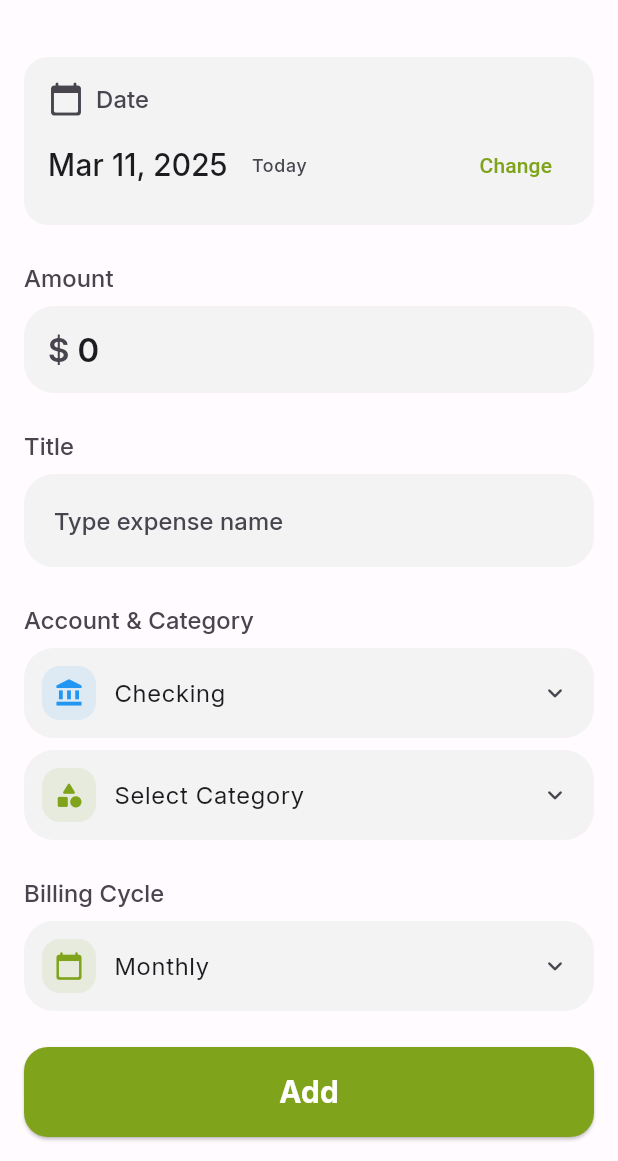
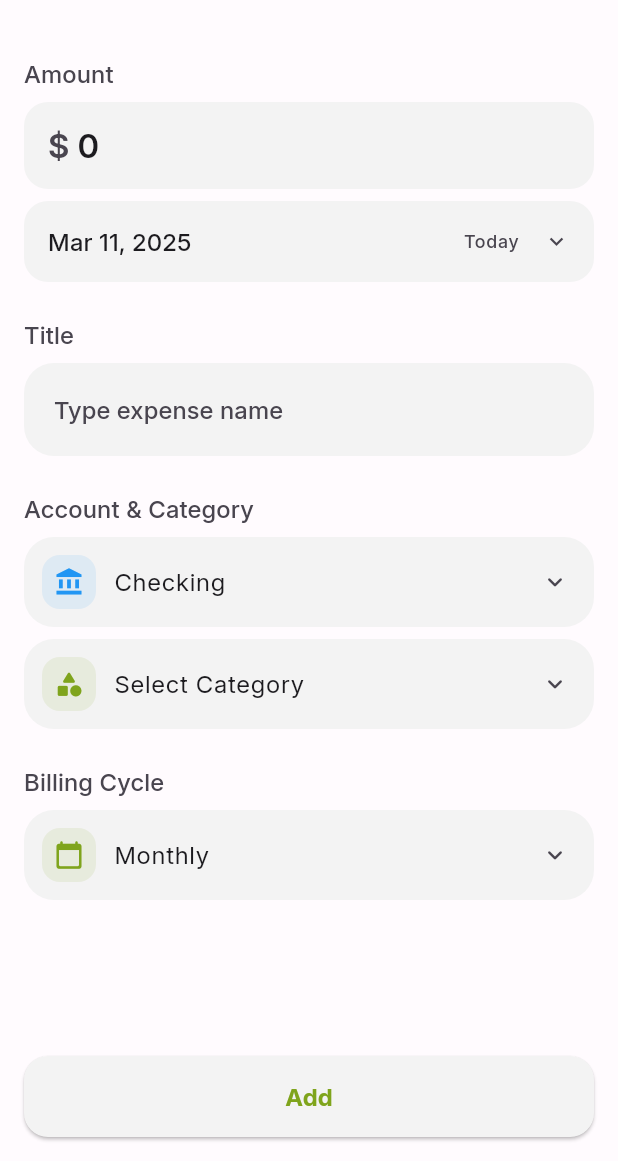
Before and after one commit to 0x6762/kiwi-spending-tracker, a Flutter app: the AddExpenseDialog screen opened directly with empty values, on a phone screen of 412 x 824 dp, the part 75-1236 px from its top. Run offline on Flutter 3.47's test engine with Material 3 defaults, Android fonts, the phone set to English and light mode, and no system bars; our stand-ins replace drift, fl_chart, flutter_svg, package_info_plus, permission_handler, shared_preferences and 1 more; accounts and stored records are empty; generated files the repository leaves out were written again.

Commit message:
Adjust add expense dialog

```diff
--- a/lib/widgets/dialogs/add_expense_dialog.dart
+++ b/lib/widgets/dialogs/add_expense_dialog.dart
@@ -1,5 +1,6 @@
 import 'package:flutter/material.dart';
 import 'package:flutter/services.dart';
+import 'package:flutter_svg/flutter_svg.dart';
 import 'package:uuid/uuid.dart';
 import '../../models/expense.dart';
 import '../../models/expense_category.dart';
@@ -78,6 +79,9 @@ class _AddExpenseDialogState extends State<AddExpenseDialog> {
       _loadCategory(widget.expense!.categoryId);
       _loadAccount(widget.expense!.accountId);
     } else {
+      // For new expenses, initialize with default values
+      _amountController.text = '0'; // Will be cleared on tap
+
       // Load default account
       _loadAccount(_selectedAccountId);
       // Initialize fixed expense checkbox based on the provided type
@@ -347,10 +351,66 @@ class _AddExpenseDialogState extends State<AddExpenseDialog> {
     }
   }
 
-  void _onFixedExpenseChanged(bool? value) {
-    setState(() {
-      _isFixedExpense = value ?? false;
-    });
+  void _onFixedExpenseChanged(bool value) {
+    // Define the colors for expense types
+    final fixedExpenseColor = const Color(0xFFCF5825); // Orange
+    final variableExpenseColor = const Color(0xFF8056E4); // Purple
+
+    // Instead of directly setting the value, show a picker sheet
+    PickerSheet.show(
+      context: context,
+      title: 'Expense Type',
+      children: [
+        ListTile(
+          leading: Container(
+            padding: const EdgeInsets.all(8),
+            decoration: BoxDecoration(
+              color: variableExpenseColor.withOpacity(0.1),
+              borderRadius: BorderRadius.circular(8),
+            ),
+            child: SvgPicture.asset(
+              'assets/icons/variable_expense.svg',
+              width: 24,
+              height: 24,
+              colorFilter: ColorFilter.mode(
+                variableExpenseColor,
+                BlendMode.srcIn,
+              ),
+            ),
+          ),
+          title: const Text('Variable'),
+          selected: !_isFixedExpense,
+          onTap: () {
+            setState(() => _isFixedExpense = false);
+            Navigator.pop(context);
+          },
+        ),
+        ListTile(
+          leading: Container(
+            padding: const EdgeInsets.all(8),
+            decoration: BoxDecoration(
+              color: fixedExpenseColor.withOpacity(0.1),
+              borderRadius: BorderRadius.circular(8),
+            ),
+            child: SvgPicture.asset(
+              'assets/icons/fixed_expense.svg',
+              width: 24,
+              height: 24,
+              colorFilter: ColorFilter.mode(
+                fixedExpenseColor,
+                BlendMode.srcIn,
+              ),
+            ),
+          ),
+          title: const Text('Fixed'),
+          selected: _isFixedExpense,
+          onTap: () {
+            setState(() => _isFixedExpense = true);
+            Navigator.pop(context);
+          },
+        ),
+      ],
+    );
   }
 
   String _getDateLabel() {
@@ -404,91 +464,6 @@ class _AddExpenseDialogState extends State<AddExpenseDialog> {
                       child: Column(
                         crossAxisAlignment: CrossAxisAlignment.start,
                         children: [
-                          // Date selector with status indicator
-                          Container(
-                            padding: const EdgeInsets.all(16),
-                            decoration: BoxDecoration(
-                              color: isUpcoming
-                                ? theme.colorScheme.primary.withOpacity(0.1)
-                                : theme.colorScheme.surfaceContainer,
-                              borderRadius: BorderRadius.circular(16),
-                            ),
-                            child: Column(
-                              crossAxisAlignment: CrossAxisAlignment.start,
-                              children: [
-                                Row(
-                                  children: [
-                                    Icon(
-                                      AppIcons.calendar,
-                                      color: isUpcoming
-                                        ? theme.colorScheme.primary
-                                        : theme.colorScheme.onSurfaceVariant,
-                                    ),
-                                    const SizedBox(width: 8),
-                                    Text(
-                                      _getDateLabel(),
-                                      style: theme.textTheme.titleSmall?.copyWith(
-                                        color: isUpcoming
-                                          ? theme.colorScheme.primary
-                                          : theme.colorScheme.onSurfaceVariant,
-                                        fontWeight: FontWeight.w500,
-                                      ),
-                                    ),
-                                    const Spacer(),
-                                    if (isUpcoming)
-                                      Container(
-                                        padding: const EdgeInsets.symmetric(horizontal: 8, vertical: 4),
-                                        decoration: BoxDecoration(
-                                          color: theme.colorScheme.primary,
-                                          borderRadius: BorderRadius.circular(12),
-                                        ),
-                                        child: Text(
-                                          'Upcoming',
-                                          style: theme.textTheme.labelSmall?.copyWith(
-                                            color: theme.colorScheme.onPrimary,
-                                            fontWeight: FontWeight.w500,
-                                          ),
-                                        ),
-                                      ),
-                                  ],
-                                ),
-                                const SizedBox(height: 8),
-                                Row(
-                                  children: [
-                                    Text(
-                                      _dateFormat.format(_selectedDate),
-                                      style: theme.textTheme.titleMedium?.copyWith(
-                                        color: theme.colorScheme.onSurface,
-                                        fontWeight: FontWeight.w500,
-                                      ),
-                                    ),
-                                    if (isToday)
-                                      Container(
-                                        margin: const EdgeInsets.only(left: 8),
-                                        padding: const EdgeInsets.symmetric(horizontal: 8, vertical: 2),
-                                        decoration: BoxDecoration(
-                                          color: theme.colorScheme.surfaceContainerHighest,
-                                          borderRadius: BorderRadius.circular(12),
-                                        ),
-                                        child: Text(
-                                          'Today',
-                                          style: theme.textTheme.labelSmall?.copyWith(
-                                            color: theme.colorScheme.onSurfaceVariant,
-                                          ),
-                                        ),
-                                      ),
-                                    const Spacer(),
-                                    TextButton(
-                                      onPressed: _selectDate,
-                                      child: Text('Change'),
-                                    ),
-                                  ],
-                                ),
-                              ],
-                            ),
-                          ),
-                          const SizedBox(height: 24),
-
                           // Amount field
                           Text(
                             'Amount',
@@ -508,7 +483,7 @@ class _AddExpenseDialogState extends State<AddExpenseDialog> {
                               filled: true,
                               fillColor: theme.colorScheme.surfaceContainer,
                               border: OutlineInputBorder(
-                                borderRadius: BorderRadius.circular(20),
+                                borderRadius: BorderRadius.circular(16),
                                 borderSide: BorderSide.none,
                               ),
                             ),
@@ -516,12 +491,86 @@ class _AddExpenseDialogState extends State<AddExpenseDialog> {
                               color: theme.colorScheme.onSurface,
                               fontWeight: FontWeight.w600,
                             ),
+                            onTap: () {
+                              // Clear the initial value when the user taps on the field
+                              if (_amountController.text == '0') {
+                                _amountController.clear();
+                              }
+                            },
                             validator: (value) {
                               if (value == null || value.isEmpty || value == '0') {
                                 return 'Please enter an amount';
                               }
                               return null;
                             },
+                          ),
+                          const SizedBox(height: 8),
+
+                          // Date selector with status indicator
+                          GestureDetector(
+                            onTap: _selectDate,
+                            child: Container(
+                              padding: const EdgeInsets.all(16),
+                              decoration: BoxDecoration(
+                                color: isUpcoming
+                                  ? theme.colorScheme.primary.withOpacity(0.1)
+                                  : theme.colorScheme.surfaceContainer,
+                                borderRadius: BorderRadius.circular(16),
+                              ),
+                              child: Row(
+                                mainAxisAlignment: MainAxisAlignment.spaceBetween,
+                                children: [
+                                  Text(
+                                    _dateFormat.format(_selectedDate),
+                                    style: theme.textTheme.titleSmall?.copyWith(
+                                      color: theme.colorScheme.onSurface,
+                                    ),
+                                  ),
+                                  Row(
+                                    children: [
+                                      if (isToday)
+                                        Container(
+                                          padding: const EdgeInsets.symmetric(horizontal: 8, vertical: 2),
+                                          decoration: BoxDecoration(
+                                            color: theme.colorScheme.surfaceContainerHighest,
+                                            borderRadius: BorderRadius.circular(12),
+                                          ),
+                                          child: Text(
+                                            'Today',
+                                            style: theme.textTheme.labelSmall?.copyWith(
+                                              color: theme.colorScheme.onSurfaceVariant,
+                                            ),
+                                          ),
+                                        ),
+                                      if (isUpcoming)
+                                        Container(
+                                          margin: isToday ? const EdgeInsets.only(left: 8) : EdgeInsets.zero,
+                                          padding: const EdgeInsets.symmetric(horizontal: 8, vertical: 4),
+                                          decoration: BoxDecoration(
+                                            color: theme.colorScheme.primary,
+                                            borderRadius: BorderRadius.circular(12),
+                                          ),
+                                          child: Text(
+                                            'Upcoming',
+                                            style: theme.textTheme.labelSmall?.copyWith(
+                                              color: theme.colorScheme.onPrimary,
+                                              fontWeight: FontWeight.w500,
+                                            ),
+                                          ),
+                                        ),
+                                      const SizedBox(width: 8),
+                                      Icon(
+                                        Icons.keyboard_arrow_down,
+                                        size: 18,
+                                        color: isUpcoming
+                                          ? theme.colorScheme.primary
+                                          : theme.colorScheme.onSurfaceVariant,
+                                      ),
+                                    ],
+                                  ),
+                                ],
+                              ),
+                            ),
                           ),
                           const SizedBox(height: 24),
 
@@ -534,7 +583,7 @@ class _AddExpenseDialogState extends State<AddExpenseDialog> {
                             expenseType: widget.type,
                             onCategoryTap: _showCategoryPicker,
                             onAccountTap: _showAccountPicker,
-                            onFixedExpenseChanged: _onFixedExpenseChanged,
+                            onExpenseTypeChanged: _onFixedExpenseChanged,
                             // We're not using these date-related fields anymore
                             dueDate: _selectedDate,
                             onDueDateTap: _selectDate, // Just in case the component still needs this
@@ -571,8 +620,8 @@ class _AddExpenseDialogState extends State<AddExpenseDialog> {
                   child: ElevatedButton(
                     onPressed: _submit,
                     style: ElevatedButton.styleFrom(
-                      backgroundColor: theme.colorScheme.primary,
-                      foregroundColor: theme.colorScheme.onPrimary,
+                      backgroundColor: theme.colorScheme.surfaceContainerLow,
+                      foregroundColor: theme.colorScheme.primary,
                       padding: const EdgeInsets.symmetric(vertical: 16),
                       shape: RoundedRectangleBorder(
                         borderRadius: BorderRadius.circular(16),
@@ -580,8 +629,8 @@ class _AddExpenseDialogState extends State<AddExpenseDialog> {
                     ),
                     child: Text(
                       widget.expense != null ? 'Update' : 'Add',
-                      style: theme.textTheme.titleMedium?.copyWith(
-                        color: theme.colorScheme.onPrimary,
+                      style: theme.textTheme.titleSmall?.copyWith(
+                        color: theme.colorScheme.primary,
                         fontWeight: FontWeight.bold,
                       ),
                     ),
--- a/lib/widgets/forms/expense_form_fields.dart
+++ b/lib/widgets/forms/expense_form_fields.dart
@@ -1,4 +1,5 @@
 import 'package:flutter/material.dart';
+import 'package:flutter_svg/flutter_svg.dart';
 import '../../models/expense.dart';
 import '../../models/expense_category.dart';
 import '../../models/account.dart';
@@ -13,7 +14,7 @@ class ExpenseFormFields extends StatelessWidget {
   final ExpenseType expenseType;
   final VoidCallback onCategoryTap;
   final VoidCallback onAccountTap;
-  final Function(bool?) onFixedExpenseChanged;
+  final Function(bool) onExpenseTypeChanged;
   final String billingCycle;
   final VoidCallback onBillingCycleTap;
 
@@ -33,7 +34,7 @@ class ExpenseFormFields extends StatelessWidget {
     required this.expenseType,
     required this.onCategoryTap,
     required this.onAccountTap,
-    required this.onFixedExpenseChanged,
+    required this.onExpenseTypeChanged,
     required this.dueDate,
     required this.onDueDateTap,
     required this.billingCycle,
@@ -45,6 +46,27 @@ class ExpenseFormFields extends StatelessWidget {
   @override
   Widget build(BuildContext context) {
     final theme = Theme.of(context);
+
+    // Custom widget for SVG icon in PickerButton
+    Widget _buildSvgIcon(String assetPath, Color color) {
+      return Container(
+        padding: const EdgeInsets.all(8),
+        decoration: BoxDecoration(
+          color: color.withOpacity(0.1),
+          borderRadius: BorderRadius.circular(12),
+        ),
+        child: SvgPicture.asset(
+          assetPath,
+          width: 20,
+          height: 20,
+          colorFilter: ColorFilter.mode(color, BlendMode.srcIn),
+        ),
+      );
+    }
+
+    // Define the colors for expense types
+    final fixedExpenseColor = const Color(0xFFCF5825); // Orange
+    final variableExpenseColor = const Color(0xFF8056E4); // Purple
 
     return Column(
       crossAxisAlignment: CrossAxisAlignment.start,
@@ -130,36 +152,55 @@ class ExpenseFormFields extends StatelessWidget {
           onTap: onCategoryTap,
         ),
 
-        // Add Fixed Expense checkbox if not subscription
+        // Expense Type selector (if not subscription)
         if (expenseType != ExpenseType.subscription) ...[
-          const SizedBox(height: 16),
-          InkWell(
-            onTap: () {
-              onFixedExpenseChanged(!isFixedExpense);
-            },
-            borderRadius: BorderRadius.circular(12),
-            child: Padding(
-              padding: const EdgeInsets.symmetric(vertical: 0, horizontal: 4),
-              child: Column(
-                crossAxisAlignment: CrossAxisAlignment.start,
-                children: [
-                  Row(
-                    children: [
-                      Checkbox(
-                        value: isFixedExpense,
-                        onChanged: onFixedExpenseChanged,
-                        activeColor: theme.colorScheme.primary,
-                      ),
-                      Text(
-                        'Fixed expense?',
-                        style: theme.textTheme.bodyLarge?.copyWith(
-                          color: theme.colorScheme.onSurfaceVariant,
-                        ),
-                      ),
-                    ],
+          const SizedBox(height: 24),
+          Text(
+            'Expense Type',
+            style: theme.textTheme.titleSmall?.copyWith(
+              color: theme.colorScheme.onSurfaceVariant,
+            ),
+          ),
+          const SizedBox(height: 8),
+          TextButton(
+            onPressed: () => onExpenseTypeChanged(!isFixedExpense),
+            style: TextButton.styleFrom(
+              backgroundColor: theme.colorScheme.surfaceContainer,
+              foregroundColor: theme.colorScheme.onSurfaceVariant,
+              padding: const EdgeInsets.only(
+                left: 12,
+                right: 16,
+                top: 12,
+                bottom: 12,
+              ),
+              shape: RoundedRectangleBorder(
+                borderRadius: BorderRadius.circular(20),
+              ),
+            ),
+            child: Row(
+              mainAxisSize: MainAxisSize.min,
+              children: [
+                _buildSvgIcon(
+                  isFixedExpense
+                    ? 'assets/icons/fixed_expense.svg'
+                    : 'assets/icons/variable_expense.svg',
+                  isFixedExpense ? fixedExpenseColor : variableExpenseColor,
+                ),
+                const SizedBox(width: 12),
+                Expanded(
+                  child: Text(
+                    isFixedExpense ? 'Fixed' : 'Variable',
+                    style: theme.textTheme.bodyLarge?.copyWith(
+                      color: theme.colorScheme.onSurface,
+                    ),
                   ),
-                ],
-              ),
+                ),
+                Icon(
+                  Icons.keyboard_arrow_down_rounded,
+                  color: theme.colorScheme.onSurfaceVariant,
+                  size: 20,
+                ),
+              ],
             ),
           ),
         ],
```
